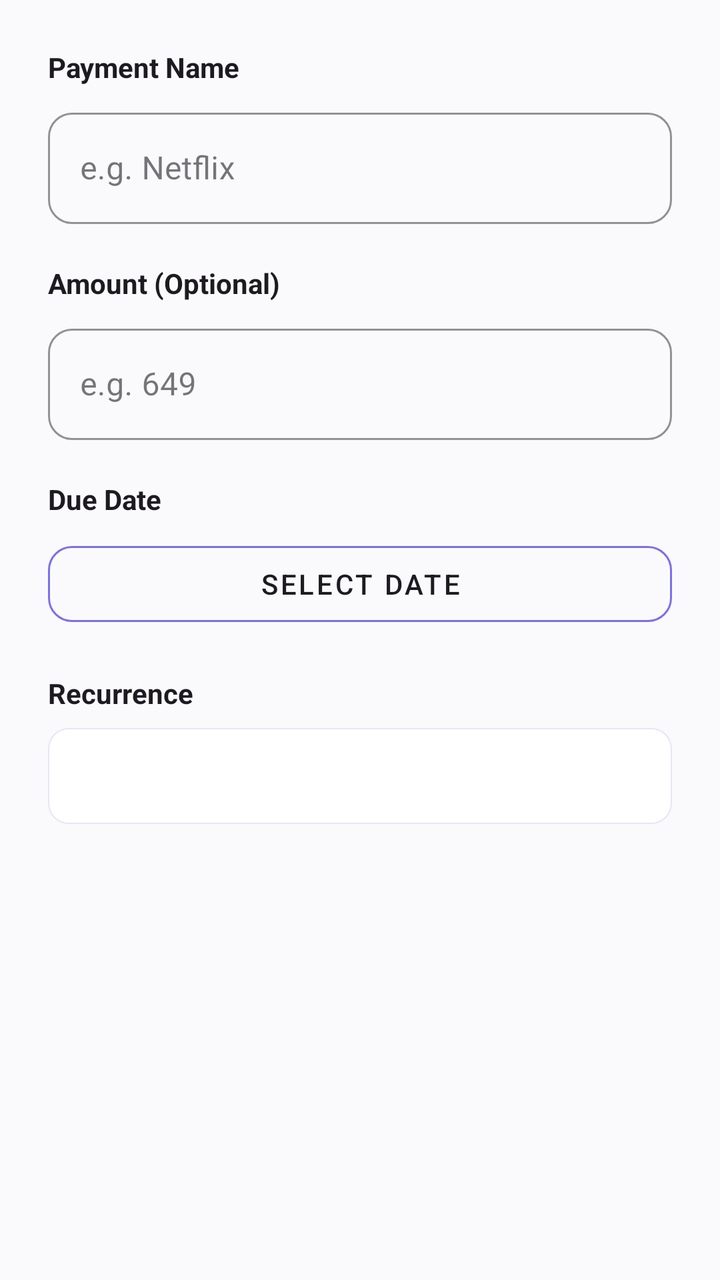
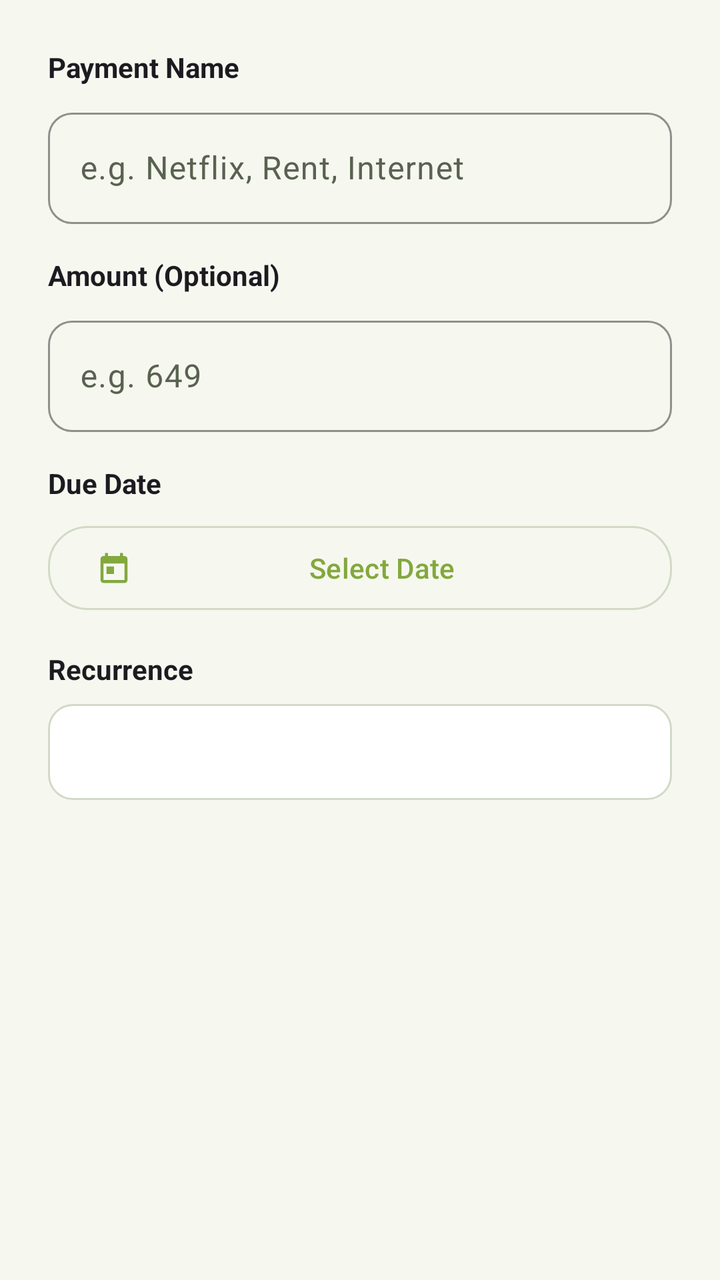

The first picture is an Android layout as it rendered before a commit; the second is the same layout after the commit. The layout source and the unified diff follow.
<!-- AndroidManifest.xml: application theme Theme.Reminder -->
<!-- res/layout/dialog_create_payment.xml -->
<?xml version="1.0" encoding="utf-8"?>
<ScrollView xmlns:android="http://schemas.android.com/apk/res/android"
    xmlns:app="http://schemas.android.com/apk/res-auto"
    android:id="@+id/dialogPaymentScrollView"
    android:layout_width="match_parent"
    android:layout_height="wrap_content"
    android:fillViewport="true">

    <LinearLayout
        android:layout_width="match_parent"
        android:layout_height="wrap_content"
        android:orientation="vertical"
        android:padding="24dp">

        <TextView
            android:layout_width="wrap_content"
            android:layout_height="wrap_content"
            android:text="Payment Name"
            android:textSize="14sp"
            android:textColor="@color/colorTextPrimary"
            android:textStyle="bold"
            android:layout_marginBottom="8dp" />

        <com.google.android.material.textfield.TextInputLayout
            android:id="@+id/dialogPaymentNameLayout"
            style="@style/Widget.MaterialComponents.TextInputLayout.OutlinedBox"
            android:layout_width="match_parent"
            android:layout_height="wrap_content"
            android:layout_marginBottom="20dp"
            app:boxCornerRadiusTopStart="12dp"
            app:boxCornerRadiusTopEnd="12dp"
            app:boxCornerRadiusBottomStart="12dp"
            app:boxCornerRadiusBottomEnd="12dp"
            app:boxStrokeColor="@color/accent_purple">

            <com.google.android.material.textfield.TextInputEditText
                android:id="@+id/dialogPaymentNameInput"
                android:layout_width="match_parent"
                android:layout_height="wrap_content"
                android:hint="e.g. Netflix"
                android:inputType="text"
                android:maxLines="1" />
        </com.google.android.material.textfield.TextInputLayout>

        <TextView
            android:layout_width="wrap_content"
            android:layout_height="wrap_content"
            android:text="Amount (Optional)"
            android:textSize="14sp"
            android:textColor="@color/colorTextPrimary"
            android:textStyle="bold"
            android:layout_marginBottom="8dp" />

        <com.google.android.material.textfield.TextInputLayout
            android:id="@+id/dialogPaymentAmountLayout"
            style="@style/Widget.MaterialComponents.TextInputLayout.OutlinedBox"
            android:layout_width="match_parent"
            android:layout_height="wrap_content"
            android:layout_marginBottom="20dp"
            app:boxCornerRadiusTopStart="12dp"
            app:boxCornerRadiusTopEnd="12dp"
            app:boxCornerRadiusBottomStart="12dp"
            app:boxCornerRadiusBottomEnd="12dp"
            app:boxStrokeColor="@color/accent_purple">

            <com.google.android.material.textfield.TextInputEditText
                android:id="@+id/dialogPaymentAmountInput"
                android:layout_width="match_parent"
                android:layout_height="wrap_content"
                android:hint="e.g. 649"
                android:inputType="numberDecimal"
                android:maxLines="1" />
        </com.google.android.material.textfield.TextInputLayout>

        <TextView
            android:layout_width="wrap_content"
            android:layout_height="wrap_content"
            android:text="Due Date"
            android:textSize="14sp"
            android:textColor="@color/colorTextPrimary"
            android:textStyle="bold"
            android:layout_marginBottom="8dp" />

        <com.google.android.material.button.MaterialButton
            android:id="@+id/dialogDateButton"
            style="@style/Widget.MaterialComponents.Button.OutlinedButton"
            android:layout_width="match_parent"
            android:layout_height="50dp"
            android:text="Select Date"
            android:textSize="14sp"
            android:layout_marginBottom="20dp"
            app:strokeColor="@color/accent_purple"
            app:cornerRadius="12dp"
            android:textColor="@color/colorTextPrimary"/>

        <TextView
            android:layout_width="wrap_content"
            android:layout_height="wrap_content"
            android:text="Recurrence"
            android:textSize="14sp"
            android:textColor="@color/colorTextPrimary"
            android:textStyle="bold"
            android:layout_marginBottom="8dp" />

        <Spinner
            android:id="@+id/dialogRecurrenceSpinner"
            android:layout_width="match_parent"
            android:layout_height="48dp"
            android:layout_marginBottom="20dp"
            android:background="@drawable/rounded_edittext"
            android:spinnerMode="dropdown" />

        <LinearLayout
            android:id="@+id/dialogCustomDaysContainer"
            android:layout_width="match_parent"
            android:layout_height="wrap_content"
            android:orientation="vertical"
            android:visibility="gone"
            android:layout_marginBottom="20dp">

            <TextView
                android:layout_width="wrap_content"
                android:layout_height="wrap_content"
                android:text="Repeat every (days)"
                android:textSize="14sp"
                android:textColor="@color/colorTextPrimary"
                android:textStyle="bold"
                android:layout_marginBottom="8dp" />

            <com.google.android.material.textfield.TextInputLayout
                android:id="@+id/dialogCustomDaysLayout"
                style="@style/Widget.MaterialComponents.TextInputLayout.OutlinedBox"
                android:layout_width="match_parent"
                android:layout_height="wrap_content"
                app:boxCornerRadiusTopStart="12dp"
                app:boxCornerRadiusTopEnd="12dp"
                app:boxCornerRadiusBottomStart="12dp"
                app:boxCornerRadiusBottomEnd="12dp"
                app:suffixText="days"
                app:boxStrokeColor="@color/accent_purple">

                <com.google.android.material.textfield.TextInputEditText
                    android:id="@+id/dialogCustomDaysInput"
                    android:layout_width="match_parent"
                    android:layout_height="wrap_content"
                    android:hint="e.g. 28"
                    android:text="28"
                    android:inputType="number"
                    android:maxLines="1" />
            </com.google.android.material.textfield.TextInputLayout>
        </LinearLayout>

    </LinearLayout>
</ScrollView>
<!-- resources referenced by this layout -->
<resources>
  <color name="accent_purple">@color/colorAccent</color>
  <color name="colorTextPrimary">@color/light_text_primary</color>
  <!-- drawable rounded_edittext (drawable) -->
  <?xml version="1.0" encoding="utf-8"?>
  <shape xmlns:android="http://schemas.android.com/apk/res/android"
      android:shape="rectangle">
      <solid android:color="@color/colorInputBackground" />
      <stroke android:width="0.5dp" android:color="@color/colorInputBorder" />
      <corners android:radius="10dp" />
  </shape>
  <style name="Theme.Reminder" parent="Theme.Material3.DayNight.NoActionBar">
          <item name="colorPrimary">@color/accent_purple</item>
          <item name="colorOnPrimary">@color/white</item>
          <item name="colorSecondary">@color/accent_purple</item>
          <item name="colorOnSecondary">@color/white</item>
          <item name="android:statusBarColor">@color/colorBackground</item>
          <item name="android:windowLightStatusBar" tools:targetApi="m">true</item>
          <item name="android:timePickerMode">spinner</item>
  
          
          <item name="android:windowBackground">@color/light_background</item>
          <item name="colorSurface">@color/light_surface</item>
          <item name="colorOnSurface">@color/light_text_primary</item>
      </style>
  <color name="colorAccent">@color/light_primary</color>
  <color name="light_text_primary">#1D1B20</color>
  <color name="colorInputBackground">@color/light_input_bg</color>
  <color name="colorInputBorder">@color/light_input_border</color>
  <color name="colorBackground">@color/light_background</color>
  <color name="light_background">#FAFAFC</color>
  <color name="light_surface">#FFFFFF</color>
  <color name="light_primary">#7B6FEA</color>
  <color name="light_input_bg">#FFFFFF</color>
  <color name="light_input_border">#E8E6F5</color>
  <!-- unchanged entries left out for length: 1 -->
</resources>

<!-- the commit's change to res/layout/dialog_create_payment.xml (unified diff, before → after) -->
@@ -17,28 +17,24 @@
             android:layout_height="wrap_content"
             android:text="Payment Name"
             android:textSize="14sp"
-            android:textColor="@color/colorTextPrimary"
+            android:textColor="?android:attr/textColorPrimary"
             android:textStyle="bold"
             android:layout_marginBottom="8dp" />
 
         <com.google.android.material.textfield.TextInputLayout
             android:id="@+id/dialogPaymentNameLayout"
-            style="@style/Widget.MaterialComponents.TextInputLayout.OutlinedBox"
+            style="@style/Widget.Reminder.TextInputLayout"
             android:layout_width="match_parent"
             android:layout_height="wrap_content"
-            android:layout_marginBottom="20dp"
-            app:boxCornerRadiusTopStart="12dp"
-            app:boxCornerRadiusTopEnd="12dp"
-            app:boxCornerRadiusBottomStart="12dp"
-            app:boxCornerRadiusBottomEnd="12dp"
-            app:boxStrokeColor="@color/accent_purple">
+            android:layout_marginBottom="16dp">
 
             <com.google.android.material.textfield.TextInputEditText
                 android:id="@+id/dialogPaymentNameInput"
                 android:layout_width="match_parent"
                 android:layout_height="wrap_content"
-                android:hint="e.g. Netflix"
-                android:inputType="text"
+                android:hint="e.g. Netflix, Rent, Internet"
+                android:textColor="?android:attr/textColorPrimary"
+                android:inputType="textCapWords"
                 android:maxLines="1" />
         </com.google.android.material.textfield.TextInputLayout>
 
@@ -47,27 +43,23 @@
             android:layout_height="wrap_content"
             android:text="Amount (Optional)"
             android:textSize="14sp"
-            android:textColor="@color/colorTextPrimary"
+            android:textColor="?android:attr/textColorPrimary"
             android:textStyle="bold"
             android:layout_marginBottom="8dp" />
 
         <com.google.android.material.textfield.TextInputLayout
             android:id="@+id/dialogPaymentAmountLayout"
-            style="@style/Widget.MaterialComponents.TextInputLayout.OutlinedBox"
+            style="@style/Widget.Reminder.TextInputLayout"
             android:layout_width="match_parent"
             android:layout_height="wrap_content"
-            android:layout_marginBottom="20dp"
-            app:boxCornerRadiusTopStart="12dp"
-            app:boxCornerRadiusTopEnd="12dp"
-            app:boxCornerRadiusBottomStart="12dp"
-            app:boxCornerRadiusBottomEnd="12dp"
-            app:boxStrokeColor="@color/accent_purple">
+            android:layout_marginBottom="16dp">
 
             <com.google.android.material.textfield.TextInputEditText
                 android:id="@+id/dialogPaymentAmountInput"
                 android:layout_width="match_parent"
                 android:layout_height="wrap_content"
                 android:hint="e.g. 649"
+                android:textColor="?android:attr/textColorPrimary"
                 android:inputType="numberDecimal"
                 android:maxLines="1" />
         </com.google.android.material.textfield.TextInputLayout>
@@ -77,28 +69,27 @@
             android:layout_height="wrap_content"
             android:text="Due Date"
             android:textSize="14sp"
-            android:textColor="@color/colorTextPrimary"
+            android:textColor="?android:attr/textColorPrimary"
             android:textStyle="bold"
             android:layout_marginBottom="8dp" />
 
         <com.google.android.material.button.MaterialButton
             android:id="@+id/dialogDateButton"
-            style="@style/Widget.MaterialComponents.Button.OutlinedButton"
+            style="@style/Widget.Reminder.Button.Outlined"
             android:layout_width="match_parent"
             android:layout_height="50dp"
             android:text="Select Date"
             android:textSize="14sp"
-            android:layout_marginBottom="20dp"
-            app:strokeColor="@color/accent_purple"
-            app:cornerRadius="12dp"
-            android:textColor="@color/colorTextPrimary"/>
+            app:icon="@drawable/ic_ms_calendar"
+            app:iconTint="@color/gl_primary"
+            android:layout_marginBottom="16dp" />
 
         <TextView
             android:layout_width="wrap_content"
             android:layout_height="wrap_content"
             android:text="Recurrence"
             android:textSize="14sp"
-            android:textColor="@color/colorTextPrimary"
+            android:textColor="?android:attr/textColorPrimary"
             android:textStyle="bold"
             android:layout_marginBottom="8dp" />
 
@@ -106,7 +97,7 @@
             android:id="@+id/dialogRecurrenceSpinner"
             android:layout_width="match_parent"
             android:layout_height="48dp"
-            android:layout_marginBottom="20dp"
+            android:layout_marginBottom="16dp"
             android:background="@drawable/rounded_edittext"
             android:spinnerMode="dropdown" />
 
@@ -116,28 +107,23 @@
             android:layout_height="wrap_content"
             android:orientation="vertical"
             android:visibility="gone"
-            android:layout_marginBottom="20dp">
+            android:layout_marginBottom="16dp">
 
             <TextView
                 android:layout_width="wrap_content"
                 android:layout_height="wrap_content"
                 android:text="Repeat every (days)"
                 android:textSize="14sp"
-                android:textColor="@color/colorTextPrimary"
+                android:textColor="?android:attr/textColorPrimary"
                 android:textStyle="bold"
                 android:layout_marginBottom="8dp" />
 
             <com.google.android.material.textfield.TextInputLayout
                 android:id="@+id/dialogCustomDaysLayout"
-                style="@style/Widget.MaterialComponents.TextInputLayout.OutlinedBox"
+                style="@style/Widget.Reminder.TextInputLayout"
                 android:layout_width="match_parent"
                 android:layout_height="wrap_content"
-                app:boxCornerRadiusTopStart="12dp"
-                app:boxCornerRadiusTopEnd="12dp"
-                app:boxCornerRadiusBottomStart="12dp"
-                app:boxCornerRadiusBottomEnd="12dp"
-                app:suffixText="days"
-                app:boxStrokeColor="@color/accent_purple">
+                app:suffixText="days">
 
                 <com.google.android.material.textfield.TextInputEditText
                     android:id="@+id/dialogCustomDaysInput"
@@ -145,6 +131,7 @@
                     android:layout_height="wrap_content"
                     android:hint="e.g. 28"
                     android:text="28"
+                    android:textColor="?android:attr/textColorPrimary"
                     android:inputType="number"
                     android:maxLines="1" />
             </com.google.android.material.textfield.TextInputLayout>
<!-- resource entries referenced after the edit -->
@@ -1,39 +1,153 @@
 <!-- resources referenced by this layout -->
 <resources>
-  <color name="accent_purple">@color/colorAccent</color>
-  <color name="colorTextPrimary">@color/light_text_primary</color>
+  <color name="gl_primary">#83A83D</color>
+  <!-- drawable ic_ms_calendar (drawable) -->
+  <vector xmlns:android="http://schemas.android.com/apk/res/android"
+      android:width="24dp"
+      android:height="24dp"
+      android:viewportWidth="24"
+      android:viewportHeight="24"
+      android:tint="?attr/colorControlNormal">
+      <path
+          android:fillColor="@android:color/white"
+          android:pathData="M19,4h-1V2h-2v2H8V2H6v2H5c-1.11,0 -1.99,0.9 -1.99,2L3,20c0,1.1 0.89,2 2,2h14c1.1,0 2,-0.9 2,-2V6c0,-1.1 -0.9,-2 -2,-2zm0,16H5V9h14v11zM7,11h5v5H7z" />
+  </vector>
+  <color name="colorTextPrimary">@color/gl_text_primary</color>
+  <color name="colorSurfaceVariant">@color/gl_surface_elevated</color>
+  <color name="colorTextSecondary">@color/gl_text_secondary</color>
+  <color name="colorDivider">@color/gl_outline_variant</color>
+  <color name="colorDelete">#BA1A1A</color>
+  <color name="colorDeleteContainer">#FFDAD6</color>
+  <color name="colorOnDeleteContainer">#410002</color>
+  <style name="Animation.Reminder.Activity" parent="@android:style/Animation.Activity">
+          <item name="android:activityOpenEnterAnimation">@anim/slide_in_right</item>
+          <item name="android:activityOpenExitAnimation">@anim/slide_out_left</item>
+          <item name="android:activityCloseEnterAnimation">@anim/slide_in_left</item>
+          <item name="android:activityCloseExitAnimation">@anim/slide_out_right</item>
+      </style>
+  <style name="Widget.Reminder.CardView" parent="Widget.Material3.CardView.Filled">
+          <item name="cardBackgroundColor">@color/colorSurface</item>
+          <item name="strokeColor">@color/colorDivider</item>
+          <item name="strokeWidth">@dimen/card_stroke_width</item>
+          <item name="cardElevation">@dimen/card_elevation</item>
+          <item name="shapeAppearanceOverlay">@style/ShapeAppearance.Reminder.Card</item>
+      </style>
+  <style name="Widget.Reminder.Button.Primary" parent="Widget.Material3.Button">
+          <item name="backgroundTint">@color/gl_primary</item>
+          <item name="android:textColor">@color/white</item>
+          <item name="cornerRadius">20dp</item>
+          <item name="android:minHeight">@dimen/touch_target_min</item>
+          <item name="rippleColor">#33FFFFFF</item>
+      </style>
+  <style name="Widget.Reminder.BottomNavigation" parent="Widget.Material3.BottomNavigationView">
+          <item name="backgroundTint">@color/colorSurface</item>
+          <item name="itemIconTint">@color/nav_item_icon_tint</item>
+          <item name="itemTextColor">@color/nav_item_text_tint</item>
+          <item name="itemActiveIndicatorStyle">@style/Widget.Reminder.BottomNavigation.Indicator</item>
+          <item name="elevation">3dp</item>
+      </style>
+  <style name="ThemeOverlay.Reminder.MaterialAlertDialog" parent="ThemeOverlay.Material3.MaterialAlertDialog">
+          <item name="shapeAppearanceOverlay">@style/ShapeAppearance.Reminder.Card</item>
+          <item name="colorSurface">@color/colorSurface</item>
+          <item name="colorPrimary">@color/gl_primary</item>
+      </style>
+  <color name="gl_surface">#FFFFFF</color>
+  <color name="gl_outline">#D2DAC7</color>
+  <color name="gl_background">#F6F8F0</color>
+  <color name="gl_text_primary">#191D19</color>
+  <color name="gl_text_secondary">#596250</color>
+  <color name="gl_outline_variant">#E2E8DC</color>
+  <dimen name="card_stroke_width">1dp</dimen>
+  <dimen name="card_elevation">1dp</dimen>
+  <style name="ShapeAppearance.Reminder.Card" parent="ShapeAppearance.Material3.Corner.Medium">
+          <item name="cornerSize">16dp</item>
+      </style>
+  <style name="Widget.Reminder.BottomNavigation.Indicator" parent="Widget.Material3.BottomNavigationView.ActiveIndicator">
+          <item name="android:color">@color/gl_tertiary</item>
+          <item name="android:width">60dp</item>
+          <item name="android:height">32dp</item>
+      </style>
   <!-- drawable rounded_edittext (drawable) -->
   <?xml version="1.0" encoding="utf-8"?>
   <shape xmlns:android="http://schemas.android.com/apk/res/android"
       android:shape="rectangle">
       <solid android:color="@color/colorInputBackground" />
-      <stroke android:width="0.5dp" android:color="@color/colorInputBorder" />
-      <corners android:radius="10dp" />
+      <stroke android:width="1dp" android:color="@color/colorInputBorder" />
+      <corners android:radius="12dp" />
   </shape>
+  <style name="Widget.Reminder.Button.Outlined" parent="Widget.Material3.Button.OutlinedButton">
+          <item name="strokeColor">@color/colorSurfaceBorder</item>
+          <item name="strokeWidth">1dp</item>
+          <item name="android:textColor">@color/gl_primary</item>
+          <item name="cornerRadius">20dp</item>
+          <item name="android:minHeight">@dimen/touch_target_min</item>
+      </style>
+  <style name="Widget.Reminder.TextInputLayout" parent="Widget.Material3.TextInputLayout.OutlinedBox">
+          <item name="boxStrokeColor">@color/gl_primary</item>
+          <item name="boxCornerRadiusTopStart">12dp</item>
+          <item name="boxCornerRadiusTopEnd">12dp</item>
+          <item name="boxCornerRadiusBottomStart">12dp</item>
+          <item name="boxCornerRadiusBottomEnd">12dp</item>
+          <item name="hintTextColor">@color/gl_primary</item>
+          <item name="boxStrokeWidth">1dp</item>
+          <item name="boxStrokeWidthFocused">2dp</item>
+      </style>
   <style name="Theme.Reminder" parent="Theme.Material3.DayNight.NoActionBar">
-          <item name="colorPrimary">@color/accent_purple</item>
+          
+          <item name="colorPrimary">@color/gl_primary</item>
           <item name="colorOnPrimary">@color/white</item>
-          <item name="colorSecondary">@color/accent_purple</item>
-          <item name="colorOnSecondary">@color/white</item>
+          <item name="colorPrimaryContainer">@color/gl_tertiary</item>
+          <item name="colorOnPrimaryContainer">#1B2609</item>
+  
+          
+          <item name="colorSecondary">@color/gl_secondary</item>
+          <item name="colorOnSecondary">@color/gl_graphite</item>
+          <item name="colorSecondaryContainer">@color/gl_surface_elevated</item>
+          <item name="colorOnSecondaryContainer">@color/gl_graphite</item>
+          <item name="colorTertiary">@color/gl_tertiary</item>
+          <item name="colorOnTertiary">@color/gl_graphite</item>
+  
+          
+          <item name="android:windowBackground">@color/colorBackground</item>
+          <item name="colorSurface">@color/colorSurface</item>
+          <item name="colorOnSurface">@color/colorTextPrimary</item>
+          <item name="colorSurfaceVariant">@color/colorSurfaceVariant</item>
+          <item name="colorOnSurfaceVariant">@color/colorTextSecondary</item>
+          <item name="colorOutline">@color/colorSurfaceBorder</item>
+          <item name="colorOutlineVariant">@color/colorDivider</item>
+  
+          
+          <item name="colorError">@color/colorDelete</item>
+          <item name="colorOnError">@color/white</item>
+          <item name="colorErrorContainer">@color/colorDeleteContainer</item>
+          <item name="colorOnErrorContainer">@color/colorOnDeleteContainer</item>
+  
+          
           <item name="android:statusBarColor">@color/colorBackground</item>
           <item name="android:windowLightStatusBar" tools:targetApi="m">true</item>
-          <item name="android:timePickerMode">spinner</item>
+          <item name="android:navigationBarColor">@color/colorBackground</item>
+          <item name="android:windowLightNavigationBar" tools:targetApi="o_mr1">true</item>
   
           
-          <item name="android:windowBackground">@color/light_background</item>
-          <item name="colorSurface">@color/light_surface</item>
-          <item name="colorOnSurface">@color/light_text_primary</item>
+          <item name="android:windowAnimationStyle">@style/Animation.Reminder.Activity</item>
+  
+          
+          <item name="materialCardViewStyle">@style/Widget.Reminder.CardView</item>
+          <item name="materialButtonStyle">@style/Widget.Reminder.Button.Primary</item>
+          <item name="textInputStyle">@style/Widget.Reminder.TextInputLayout</item>
+          <item name="bottomNavigationStyle">@style/Widget.Reminder.BottomNavigation</item>
+          <item name="materialAlertDialogTheme">@style/ThemeOverlay.Reminder.MaterialAlertDialog</item>
       </style>
-  <color name="colorAccent">@color/light_primary</color>
-  <color name="light_text_primary">#1D1B20</color>
-  <color name="colorInputBackground">@color/light_input_bg</color>
-  <color name="colorInputBorder">@color/light_input_border</color>
-  <color name="colorBackground">@color/light_background</color>
-  <color name="light_background">#FAFAFC</color>
-  <color name="light_surface">#FFFFFF</color>
-  <color name="light_primary">#7B6FEA</color>
-  <color name="light_input_bg">#FFFFFF</color>
-  <color name="light_input_border">#E8E6F5</color>
+  <color name="colorInputBackground">@color/gl_surface</color>
+  <color name="colorInputBorder">@color/gl_outline</color>
+  <color name="colorSurfaceBorder">@color/gl_outline</color>
+  <dimen name="touch_target_min">48dp</dimen>
+  <color name="gl_tertiary">#D9EBA9</color>
+  <color name="gl_secondary">#B2D66C</color>
+  <color name="gl_graphite">#191D19</color>
+  <color name="gl_surface_elevated">#F0F3E8</color>
+  <color name="colorBackground">@color/gl_background</color>
+  <color name="colorSurface">@color/gl_surface</color>
   <!-- unchanged entries left out for length: 1 -->
 </resources>
 
